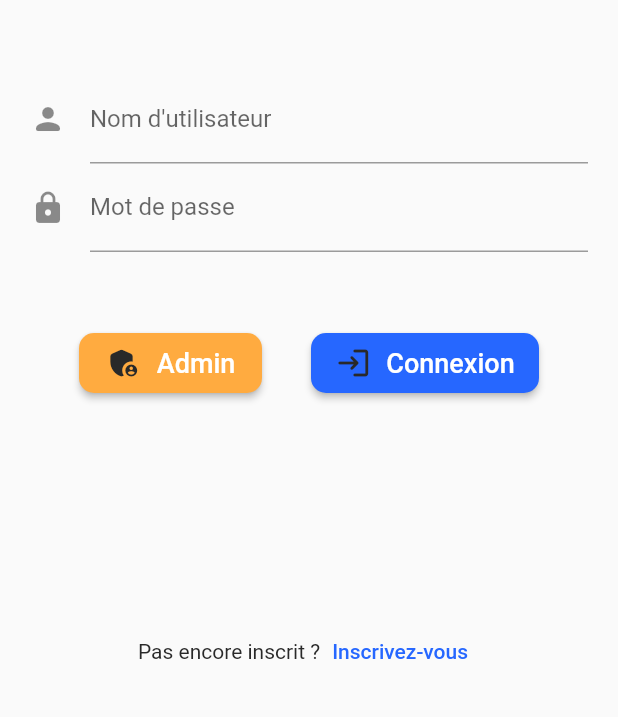
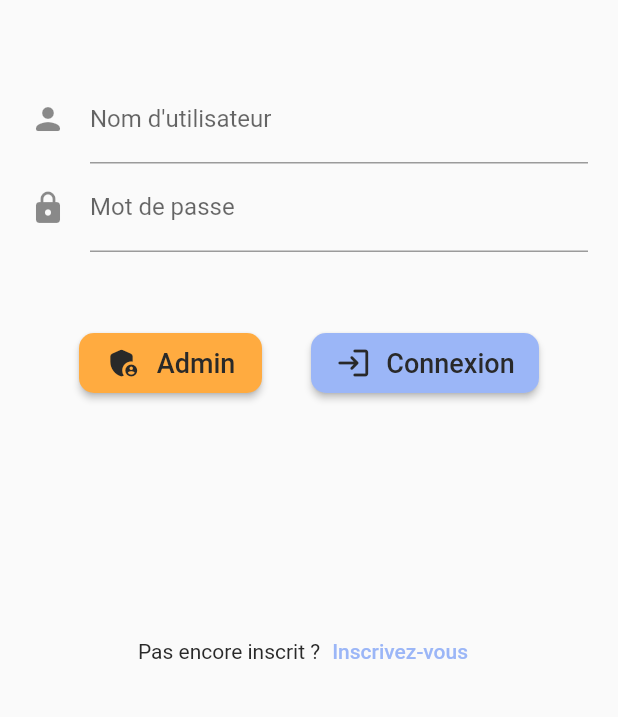
Before and after one commit to ToGatherThem/gatherthem_mobile_app, a Flutter app: the screen it shows after launch, on a phone screen of 412 x 824 dp, the part 519-1236 px from its top. Run offline on Flutter 3.47's test engine with Material 2 defaults, Android fonts, the phone set to English and light mode, and no system bars; our stand-ins replace adaptive_theme, cookie_jar, date_time_picker, dio, dio_cookie_manager, rxdart.

Commit message:
Changing app theme for light theme and changing dark theme accordinly

```diff
--- a/lib/theme/app_theme_data.dart
+++ b/lib/theme/app_theme_data.dart
@@ -9,6 +9,7 @@ ThemeData buildLightTheme(){
     bottomAppBarColor: CustomColors.lightMenu,
     primaryColor: CustomColors.lightFont,
     highlightColor: CustomColors.lightHighlight,
+    dividerColor: CustomColors.lightDivider,
   );
 }
 
@@ -20,5 +21,6 @@ ThemeData buildDarkTheme(){
     bottomAppBarColor: CustomColors.darkMenu,
     primaryColor: CustomColors.darkFont,
     highlightColor: CustomColors.darkHighlight,
+    dividerColor: CustomColors.darkDivider,
   );
 }
--- a/lib/theme/styles.dart
+++ b/lib/theme/styles.dart
@@ -4,7 +4,7 @@ class Styles{
   static TextStyle getTextStyle(BuildContext context, {Color? color, FontWeight? weight}) {
     return TextStyle(
       fontWeight: weight ?? FontWeight.w400,
-      fontSize: 16,
+      fontSize: 15,
       color: color ?? Theme.of(context).primaryColor,
     );
   }
--- a/lib/ui/widgets/buttons/action_button.dart
+++ b/lib/ui/widgets/buttons/action_button.dart
@@ -25,9 +25,9 @@ class ActionButton extends StatelessWidget {
         child: Row(
           mainAxisAlignment: MainAxisAlignment.center,
           children: <Widget>[
-            if (icon != null) Icon(icon, color: color, size: iconSize),
+            if (icon != null) Icon(icon, color: color ?? Theme.of(context).primaryColor, size: iconSize),
             if (icon != null) const SizedBox(width: 10),
-            Text(text, style: TextStyle(color: color ?? Colors.white, fontSize: textSize ?? 18)),
+            Text(text, style: TextStyle(color: color ?? Theme.of(context).primaryColor, fontSize: textSize ?? 18)),
           ],
         ),
       ),
```
Also changed, not shown: lib/theme/custom_colors.dart (+6 -4 lines), lib/ui/screens/home_screen.dart (+4 -4 lines), lib/ui/widgets/app_brand.dart (+4 -3 lines), assets/logo.png, assets/logoWhite.png, 1 other file.
